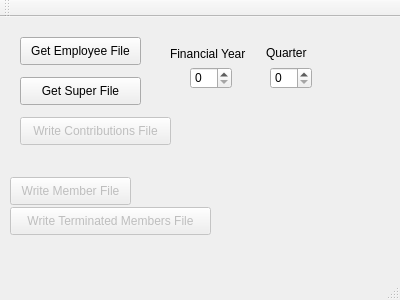
Old version of the form mainwindow.ui in the repository edbrax/MYOBSuperEzy.
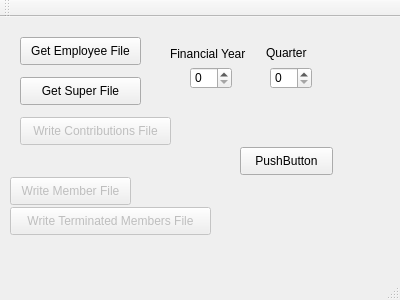
New version of the form.

Diff of the .ui file:
```diff
--- a/mainwindow.ui
+++ b/mainwindow.ui
@@ -134,6 +134,19 @@
      <string>Quarter</string>
     </property>
    </widget>
+   <widget class="QPushButton" name="pushButton">
+    <property name="geometry">
+     <rect>
+      <x>240</x>
+      <y>130</y>
+      <width>93</width>
+      <height>28</height>
+     </rect>
+    </property>
+    <property name="text">
+     <string>PushButton</string>
+    </property>
+   </widget>
   </widget>
   <widget class="QMenuBar" name="menuBar">
    <property name="geometry">
```
